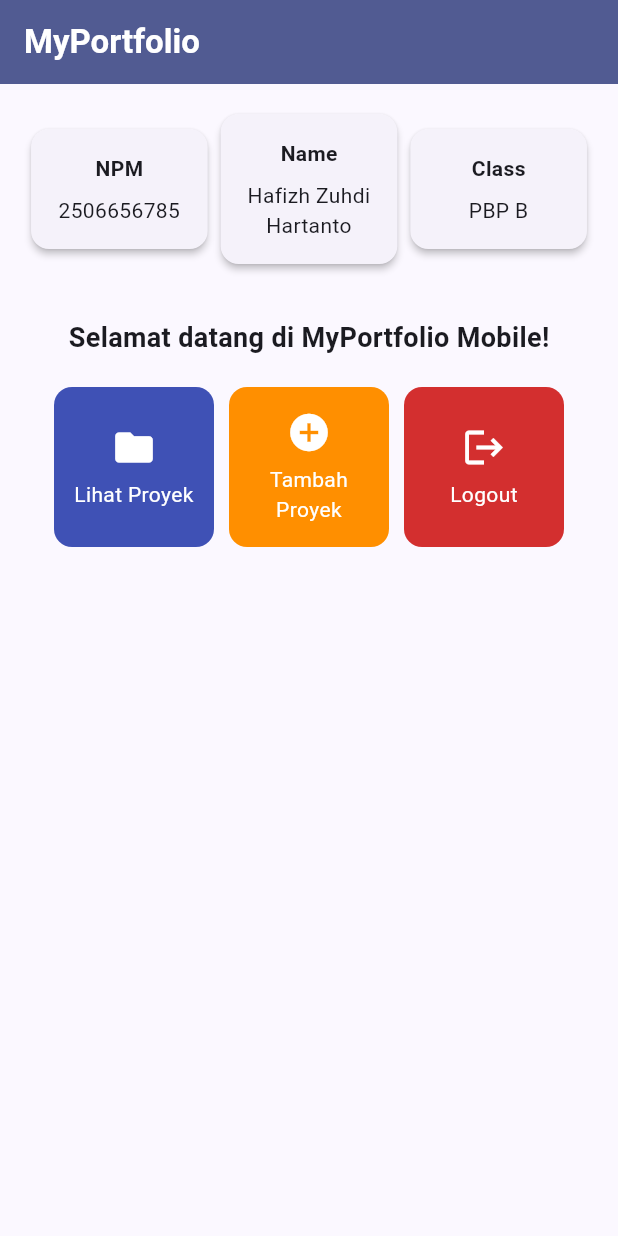
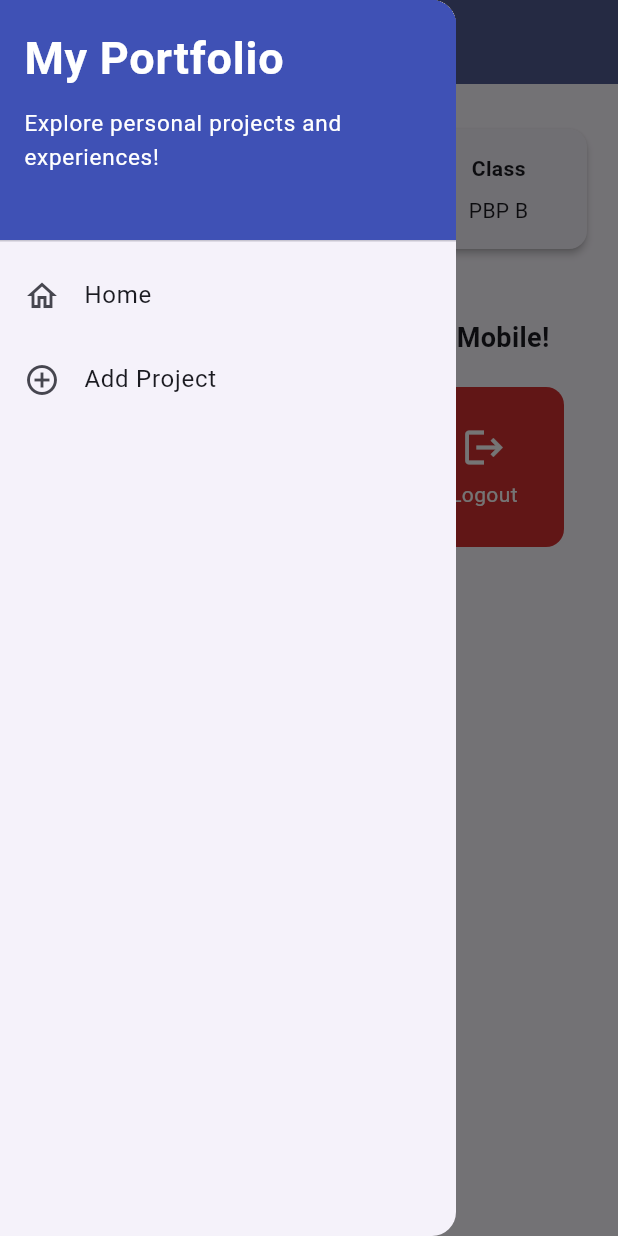
Before and after one commit to Hafizh0205/myportofolio_mobile, a Flutter app: the screen it shows after launch, with the side drawer open (before the commit the screen has no drawer), on a phone screen of 412 x 824 dp. Run offline on Flutter 3.47's test engine with Material 3 defaults, Android fonts, the phone set to English and light mode, and no system bars.

Commit message:
feat: complete tutorial 09 navigation, drawer, project form, and refactoring

```diff
--- a/lib/main.dart
+++ b/lib/main.dart
@@ -1,5 +1,5 @@
 import 'package:flutter/material.dart';
-import 'package:myportofolio_mobile/menu.dart';
+import 'package:myportofolio_mobile/screens/menu.dart';
 
 void main() {
   runApp(const MyApp());
--- a/lib/menu.dart
+++ b/lib/screens/menu.dart
@@ -1,12 +1,6 @@
 import 'package:flutter/material.dart';
-
-class ItemHomepage {
-  final String name;
-  final IconData icon;
-  final Color color;
-
-  ItemHomepage(this.name, this.icon, this.color);
-}
+import 'package:myportofolio_mobile/widgets/left_drawer.dart';
+import 'package:myportofolio_mobile/widgets/project_card.dart';
 
 class MyHomePage extends StatelessWidget {
   MyHomePage({super.key});
@@ -33,7 +27,9 @@ class MyHomePage extends StatelessWidget {
           ),
         ),
         backgroundColor: Theme.of(context).colorScheme.primary,
+        iconTheme: const IconThemeData(color: Colors.white),
       ),
+      drawer: const LeftDrawer(),
       body: SingleChildScrollView(
         child: Padding(
           padding: const EdgeInsets.all(16.0),
@@ -111,47 +107,3 @@ class InfoCard extends StatelessWidget {
     );
   }
 }
-
-class ItemCard extends StatelessWidget {
-  final ItemHomepage item;
-
-  const ItemCard(this.item, {super.key});
-
-  @override
-  Widget build(BuildContext context) {
-    return Material(
-      color: item.color,
-      borderRadius: BorderRadius.circular(12),
-      child: InkWell(
-        onTap: () {
-          ScaffoldMessenger.of(context)
-            ..hideCurrentSnackBar()
-            ..showSnackBar(
-              SnackBar(content: Text("Kamu telah menekan tombol ${item.name}!")),
-            );
-        },
-        child: Container(
-          padding: const EdgeInsets.all(8),
-          child: Center(
-            child: Column(
-              mainAxisAlignment: MainAxisAlignment.center,
-              children: [
-                Icon(
-                  item.icon,
-                  color: Colors.white,
-                  size: 30.0,
-                ),
-                const Padding(padding: EdgeInsets.all(3)),
-                Text(
-                  item.name,
-                  textAlign: TextAlign.center,
-                  style: const TextStyle(color: Colors.white),
-                ),
-              ],
-            ),
-          ),
-        ),
-      ),
-    );
-  }
-}
--- /dev/null
+++ b/lib/widgets/left_drawer.dart
@@ -0,0 +1,67 @@
+import 'package:flutter/material.dart';
+import 'package:myportofolio_mobile/screens/menu.dart';
+import 'package:myportofolio_mobile/screens/project_form.dart';
+
+class LeftDrawer extends StatelessWidget {
+  const LeftDrawer({super.key});
+
+  @override
+  Widget build(BuildContext context) {
+    return Drawer(
+      child: ListView(
+        children: [
+          const DrawerHeader(
+            decoration: BoxDecoration(
+              color: Colors.indigo,
+            ),
+            child: Column(
+              crossAxisAlignment: CrossAxisAlignment.start,
+              children: [
+                Text(
+                  'My Portfolio',
+                  style: TextStyle(
+                    fontSize: 30,
+                    fontWeight: FontWeight.bold,
+                    color: Colors.white,
+                  ),
+                ),
+                SizedBox(height: 10),
+                Text(
+                  'Explore personal projects and experiences!',
+                  style: TextStyle(
+                    fontSize: 15,
+                    color: Colors.white,
+                  ),
+                ),
+              ],
+            ),
+          ),
+          ListTile(
+            leading: const Icon(Icons.home_outlined),
+            title: const Text('Home'),
+            onTap: () {
+              Navigator.pushReplacement(
+                context,
+                MaterialPageRoute(
+                  builder: (context) => MyHomePage(),
+                ),
+              );
+            },
+          ),
+          ListTile(
+            leading: const Icon(Icons.add_circle_outline),
+            title: const Text('Add Project'),
+            onTap: () {
+              Navigator.pushReplacement(
+                context,
+                MaterialPageRoute(
+                  builder: (context) => const ProjectFormPage(),
+                ),
+              );
+            },
+          ),
+        ],
+      ),
+    );
+  }
+}
--- /dev/null
+++ b/lib/widgets/project_card.dart
@@ -0,0 +1,63 @@
+import 'package:flutter/material.dart';
+import 'package:myportofolio_mobile/screens/project_form.dart';
+
+class ItemHomepage {
+  final String name;
+  final IconData icon;
+  final Color color;
+
+  ItemHomepage(this.name, this.icon, this.color);
+}
+
+class ItemCard extends StatelessWidget {
+  final ItemHomepage item;
+
+  const ItemCard(this.item, {super.key});
+
+  @override
+  Widget build(BuildContext context) {
+    return Material(
+      color: item.color,
+      borderRadius: BorderRadius.circular(12),
+      child: InkWell(
+        onTap: () {
+          ScaffoldMessenger.of(context)
+            ..hideCurrentSnackBar()
+            ..showSnackBar(
+              SnackBar(content: Text("Kamu telah menekan tombol ${item.name}!")),
+            );
+
+          if (item.name == "Tambah Proyek") {
+            Navigator.push(
+              context,
+              MaterialPageRoute(
+                builder: (context) => const ProjectFormPage(),
+              ),
+            );
+          }
+        },
+        child: Container(
+          padding: const EdgeInsets.all(8),
+          child: Center(
+            child: Column(
+              mainAxisAlignment: MainAxisAlignment.center,
+              children: [
+                Icon(
+                  item.icon,
+                  color: Colors.white,
+                  size: 30.0,
+                ),
+                const Padding(padding: EdgeInsets.all(3)),
+                Text(
+                  item.name,
+                  textAlign: TextAlign.center,
+                  style: const TextStyle(color: Colors.white),
+                ),
+              ],
+            ),
+          ),
+        ),
+      ),
+    );
+  }
+}
```
Also changed, not shown: lib/screens/project_form.dart (added, +211 -0 lines).
